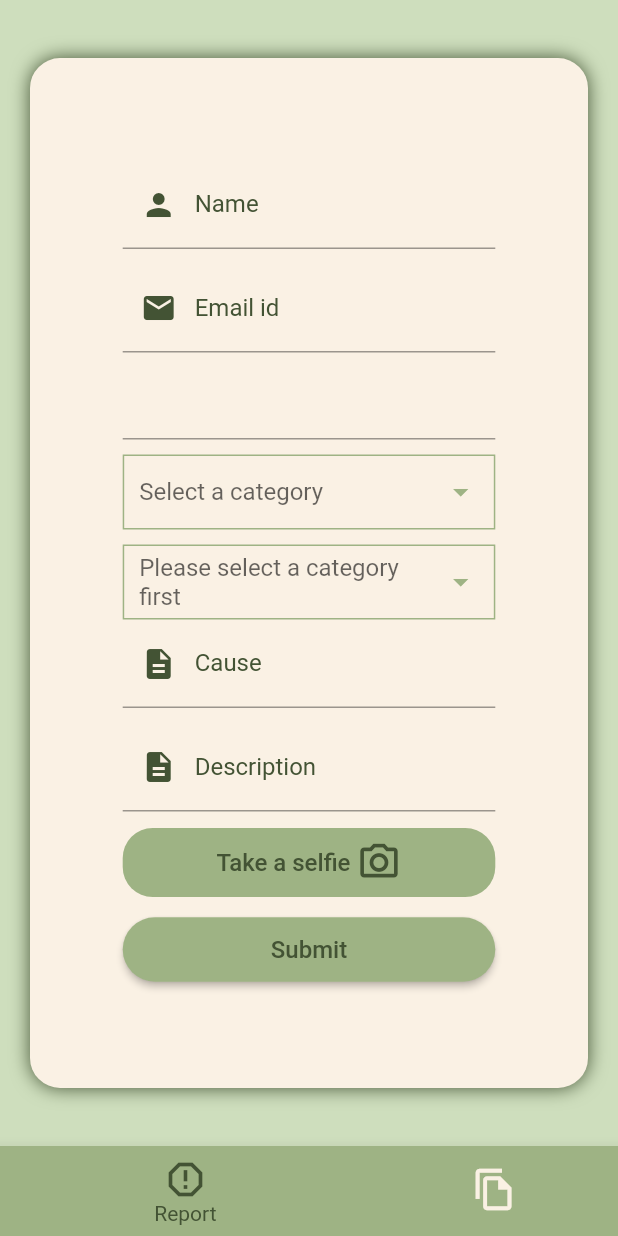
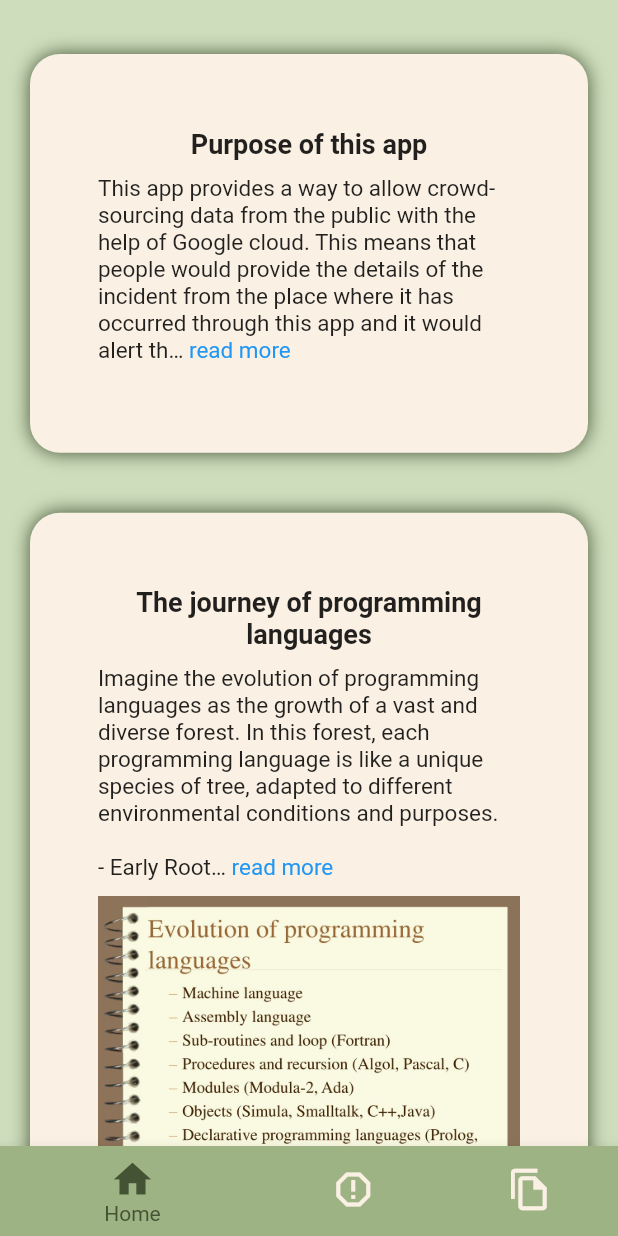
Before and after one commit to divyajyotibose/dairy, a Flutter app: the screen it shows after launch, on a phone screen of 412 x 824 dp. Run offline on Flutter 3.47's test engine with Material 2 defaults, Android fonts, the phone set to English and light mode, and no system bars; drawn by our look-alikes of readmore, sms_autofill; our stand-ins replace camera, cloud_firestore, cool_alert, firebase_auth, firebase_core, firebase_storage and 5 more; accounts and stored records are empty.

Commit message:
update
home page created

```diff
--- a/lib/pages/base_screen.dart
+++ b/lib/pages/base_screen.dart
@@ -1,7 +1,7 @@
 import 'package:cool_alert/cool_alert.dart';
 import 'package:dairy/format/color_palette.dart';
+import 'package:dairy/pages/homePage.dart';
 import 'package:dairy/pages/submit_report_page.dart';
-import 'package:dairy/pages/view_reports.dart';
 import 'package:flutter/material.dart';
 
 import '../widgets/widget_tree.dart';
@@ -20,11 +20,18 @@ class _base_screenState extends State<base_screen> {
   change_pages(currentIndex) {
 
     if (currentIndex == 0) {
+      page = const homePage();
+      setState(() {
+        _selectedIndex = currentIndex;
+      });
+    }
+    else if (currentIndex == 1) {
       page = const submit_report_page();
       setState(() {
         _selectedIndex = currentIndex;
       });
-    } else if (currentIndex == 1 && _selectedIndex!=1) {
+    }
+    else if (currentIndex == 2 && _selectedIndex!=2) {
       CoolAlert.show(
         context: context,
         type: CoolAlertType.warning,
@@ -54,7 +61,7 @@ class _base_screenState extends State<base_screen> {
   void initState() {
     // TODO: implement initState
     super.initState();
-    page = submit_report_page();
+    page = const homePage();
   }
 
   @override
@@ -64,7 +71,7 @@ class _base_screenState extends State<base_screen> {
         child: Container(
           color: AppStyle.accentColor,
           child: AnimatedSwitcher(
-              duration: Duration(milliseconds: 200),
+              duration: const Duration(milliseconds: 200),
               child: page,
               transitionBuilder: (Widget child, Animation<double> animation) {
                 return SlideTransition(
@@ -86,6 +93,8 @@ class _base_screenState extends State<base_screen> {
           unselectedItemColor: AppStyle.bodyColor,
           items: const [
             BottomNavigationBarItem(
+                icon: Icon(Icons.home), label: "Home"),
+            BottomNavigationBarItem(
                 icon: Icon(Icons.report_gmailerrorred), label: "Report"),
             BottomNavigationBarItem(
                 icon: Icon(Icons.file_copy_outlined), label: "View")
--- /dev/null
+++ b/lib/pages/homePage.dart
@@ -0,0 +1,120 @@
+import 'package:dairy/format/color_palette.dart';
+import 'package:dairy/widgets/pageAnimation.dart';
+import 'package:flutter/material.dart';
+import 'package:dairy/global_var.dart';
+import 'package:readmore/readmore.dart';
+
+import '../widgets/bigImage.dart';
+
+class homePage extends StatefulWidget {
+  const homePage({Key? key}) : super(key: key);
+
+  @override
+  State<homePage> createState() => _homePageState();
+}
+
+class _homePageState extends State<homePage> {
+  List str=['''Imagine the evolution of programming languages as the growth of a vast and diverse forest. In this forest, each programming language is like a unique species of tree, adapted to different environmental conditions and purposes.
+
+- Early Roots (Pre-20th Century): In the beginning, the forest was sparse, with only a few simple trees. These were the early forms of machine code and assembly languages, akin to the most basic and hardy plants that could survive in the harshest conditions. Programmers had to work directly with the raw elements of the forest, much like early humans had to adapt to nature's challenges.
+
+- The Emergence of High-Level Languages (Mid-20th Century): As time passed, programmers developed high-level languages like FORTRAN, COBOL, and Lisp. These were like the first cultivated trees in the forest, carefully bred and shaped for specific tasks. They made it easier for humans to communicate with the forest, like grafting branches onto existing trees to bear more fruit.
+
+- The Diversification (Late 20th Century): In the latter part of the century, the forest flourished with diversity. Languages like C, C++, and Java grew tall and strong, each specializing in different areas of application development. It was as if the forest had different regions, each with its own unique ecosystem of languages.
+
+- The Modern Era (21st Century): In the modern era, the forest became a lush jungle. New languages like Python, JavaScript, and Ruby emerged as agile and versatile species, thriving in the rapidly changing environment. These languages were like adaptable vines, able to climb and interact with the canopy above and the undergrowth below.
+
+- Specialization and Niche Languages (Contemporary): Today, the forest is not just one but a multitude of ecosystems, each with its own set of specialized trees. Languages like Rust, Go, and Swift are like rare and valuable plants in specialized microclimates, perfectly suited for specific tasks and niches.
+
+- The Future Growth: The forest continues to evolve. Just as new species of trees constantly emerge in nature, new programming languages will continue to be developed to address the ever-changing needs of technology. It's an ongoing cycle of growth, adaptation, and innovation in the forest of programming languages
+    ''',
+  '''Imagine the evolution of communication as a journey through diverse landscapes, each representing a different era in human history.
+
+- The Cave Paintings (Prehistoric Era): In the earliest days of human existence, communication was like cave paintings. People used simple drawings and symbols to convey their thoughts and experiences.
+
+- The Village Square (Ancient Civilizations): As human societies formed, communication became akin to a bustling village square. People gathered to share stories, news, and ideas through spoken words, gestures, and simple written symbols. This was the age of oral traditions and the birth of written languages.
+
+- The Silk Road (Medieval and Renaissance Periods): With the growth of civilizations and trade routes, communication evolved into a vast network of interconnected pathways. People exchanged not only goods but also knowledge, languages, and cultures.
+
+- The Telegraph and Postal System (Industrial Revolution): The Industrial Revolution brought about the telegraph and postal systems, likened to a network of railways and highways. Messages and letters traveled faster and farther than ever before, much like the speed and reach of transportation systems connecting distant regions.
+
+- The Radio and Television Era (20th Century): The 20th century ushered in an era of mass communication, comparable to broadcasting towers and television screens. Radio and television brought news and entertainment directly into people's homes, much like the way signals and broadcasts reached across vast distances.
+
+- The Internet (Digital Age): The internet revolutionized communication by creating a global information superhighway. It's akin to a digital realm where people can instantly connect, share, and access information worldwide. It's as if the entire world became one interconnected, virtual space where ideas and data flow seamlessly.
+
+- The Social Media Landscape (Contemporary): Today, communication is like a vast and dynamic social media landscape. Social platforms are like bustling metropolises of thoughts and connections, where people share their lives, opinions, and experiences on a global scale. It's akin to a digital cityscape that never sleeps.
+
+- The Future (Emerging Technologies): Looking ahead, communication will continue to evolve, much like a journey through uncharted territory. Emerging technologies like virtual reality, augmented reality, and advanced AI promise to reshape how we connect and communicate, opening up new frontiers of human interaction and expression.''',
+    '''This app provides a way to allow crowd-sourcing data from the public with the help of Google cloud. This means that people would provide the details of the incident from the place where it has occurred through this app and it would alert the authorities of the issue. This app comes equipped with location detection and other features which would let the user specify the details of the incident.
+    I hope you like our app!!
+    '''
+  ];
+  List titles=["The journey of programming languages","The evolution of communication","Purpose of this app"];
+  Appstyle AppStyle=Appstyle();
+  bool isReadMore=false;
+  @override
+  Widget build(BuildContext context) {
+    global_var.context=context;
+
+    return ListView(
+          shrinkWrap: true,
+          children: [
+            Text(""),
+            Tile(titles[2],str[2]),
+            Tile(titles[0],str[0]),
+            Tile(titles[1],str[1]),
+
+
+          ],
+    );
+  }
+
+  Tile(title,str) {
+    return SingleChildScrollView(
+      child: Container(
+        decoration: BoxDecoration(
+          color: AppStyle.bodyColor,
+          boxShadow: [
+            BoxShadow(
+              color:AppStyle.contentColor,
+              blurRadius: 10,
+            )
+          ],
+            borderRadius: const BorderRadius.all(Radius.circular(20)),
+        ),
+        padding: EdgeInsets.symmetric(
+            vertical: global_var.height * 0.06,
+            horizontal: global_var.width * 0.11),
+        margin: const EdgeInsets.symmetric(vertical: 20,horizontal: 20),
+
+        child: Column(
+          children: [
+            Text(title,textAlign: TextAlign.center,style: TextStyle(
+              fontSize: 18,
+              fontWeight: FontWeight.bold
+            ),
+            ),
+            SizedBox(height: 10,),
+            buildText(str),
+            SizedBox(height: 10,),
+            Container(
+              child: title==titles[0]?GestureDetector(onTap:(){Navigator.push(context, pageAnimation().getAnimation(bigImage()));},child: Image.asset("assets/images/prog.jpg")):null,
+            )
+          ],
+        ),
+
+
+      ),
+    );
+  }
+  buildText(str){
+    return ReadMoreText(
+      str,
+      textAlign: TextAlign.left,
+      style: TextStyle(
+        fontSize: 15
+      ),
+    );
+  }
+
+}
--- a/lib/pages/submit_report_page.dart
+++ b/lib/pages/submit_report_page.dart
@@ -1,6 +1,4 @@
 import 'dart:ui';
-import 'dart:io';
-import 'package:animated_check/animated_check.dart';
 import 'package:camera/camera.dart';
 import 'package:cool_alert/cool_alert.dart';
 import 'package:dairy/pages/selfie_page.dart';
@@ -8,8 +6,6 @@ import 'package:dairy/widgets/geoLoc.dart';
 import 'package:dairy/widgets/local_notifs.dart';
 import 'package:dairy/widgets/pageAnimation.dart';
 import 'package:dairy/widgets/usefulButton.dart';
-import 'package:firebase_storage/firebase_storage.dart';
-import 'package:flutter_email_sender/flutter_email_sender.dart';
 import 'package:intl/intl.dart';
 import 'package:sms_autofill/sms_autofill.dart';
 import 'package:dairy/global_var.dart';
@@ -17,8 +13,6 @@ import 'package:flutter/material.dart';
 import 'package:dairy/format/color_palette.dart';
 import '../widgets/form_inputs.dart';
 import 'package:cloud_firestore/cloud_firestore.dart';
-import 'package:geolocator/geolocator.dart';
-import 'package:geocoding/geocoding.dart';
 
 class submit_report_page extends StatefulWidget {
   const submit_report_page({Key? key}) : super(key: key);
--- a/lib/pages/view_reports.dart
+++ b/lib/pages/view_reports.dart
@@ -1,18 +1,15 @@
 import 'dart:typed_data';
 
-import 'package:carousel_slider/carousel_slider.dart';
 import 'package:cloud_firestore/cloud_firestore.dart';
 import 'package:cool_alert/cool_alert.dart';
 import 'package:dairy/format/color_palette.dart';
 import 'package:dairy/global_var.dart';
 import 'package:dairy/pages/MapLoc.dart';
-import 'package:dairy/pages/imagePreview.dart';
 import 'package:dairy/widgets/pageAnimation.dart';
 import 'package:firebase_storage/firebase_storage.dart';
 import 'package:flutter/material.dart';
 import 'package:firebase_auth/firebase_auth.dart';
 import 'package:dairy/widgets/auth.dart';
-import 'package:dairy/widgets/local_notifs.dart';
 
 class view_reports extends StatefulWidget {
   const view_reports({Key? key}) : super(key: key);
--- /dev/null
+++ b/lib/widgets/bigImage.dart
@@ -0,0 +1,17 @@
+import 'package:dairy/format/color_palette.dart';
+import 'package:flutter/material.dart';
+class bigImage extends StatelessWidget {
+  const bigImage({Key? key}) : super(key: key);
+
+  @override
+  Widget build(BuildContext context) {
+    Appstyle AppStyle=Appstyle();
+    return Scaffold(
+      backgroundColor: AppStyle.accentColor,
+      body: Center(
+        child: Container(
+          child: Image.asset("assets/images/prog.jpg")),
+        ),
+      );
+  }
+}
--- a/pubspec.yaml
+++ b/pubspec.yaml
@@ -56,6 +56,7 @@ dependencies:
   animated_splash_screen: ^1.3.0
   flutter_map: ^4.0.0
   latlong2: ^0.8.2
+  readmore: ^2.2.0
 
 dev_dependencies:
   flutter_test:
```
Also changed, not shown: lib/format/color_palette.dart (+0 -23 lines), assets/images/prog.jpg (added), pubspec.lock.
